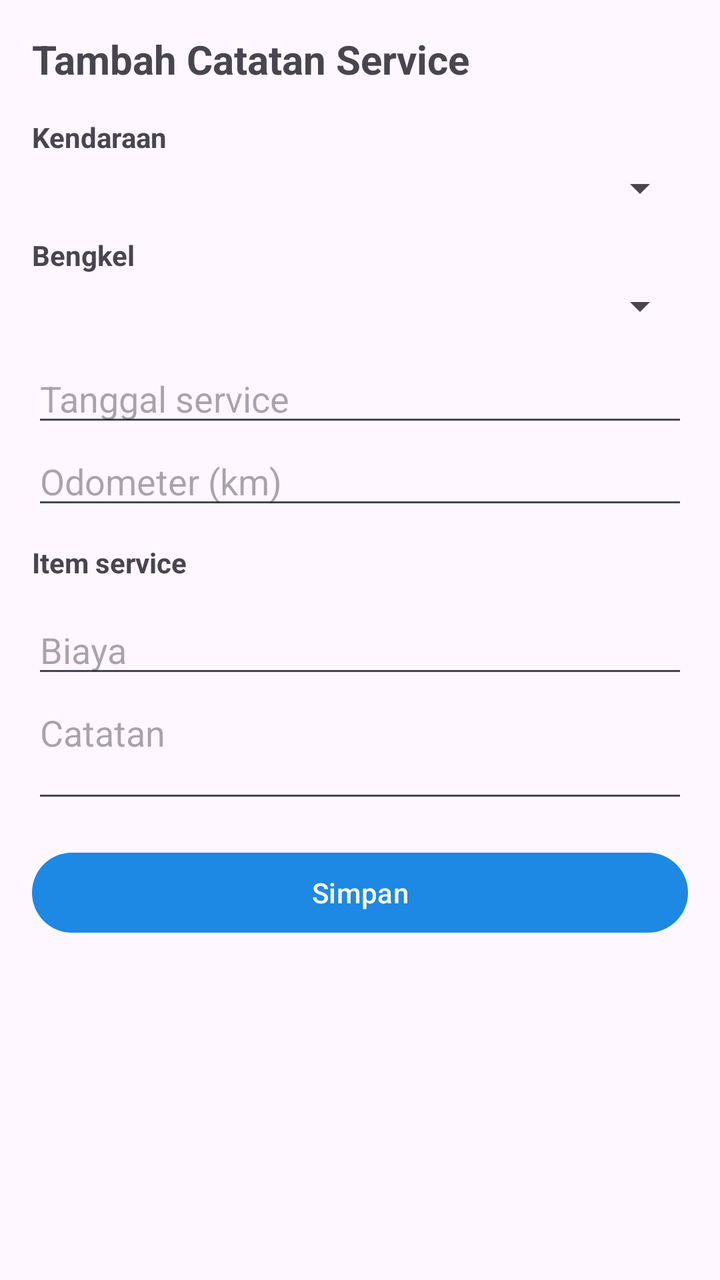
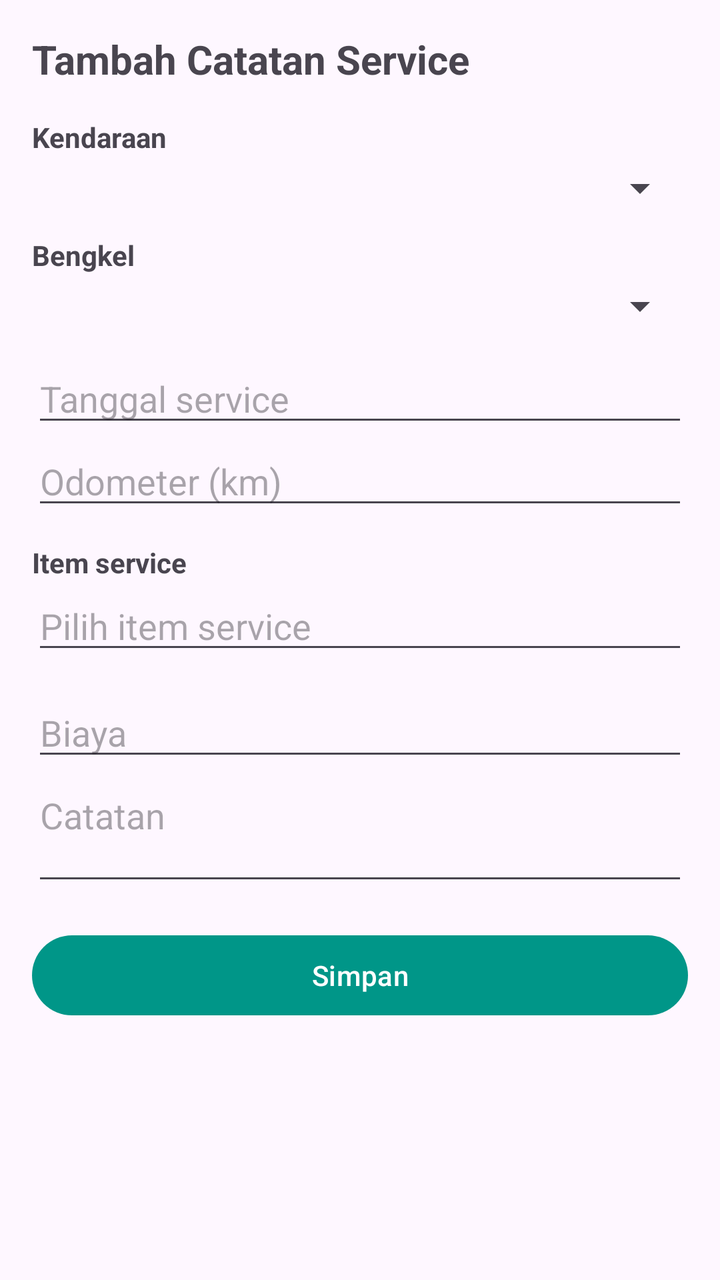

The first picture is an Android layout as it rendered before a commit; the second is the same layout after the commit. The layout source and the unified diff follow.
<!-- AndroidManifest.xml: application theme Theme.OtoMemo -->
<!-- res/layout/activity_form.xml -->
<?xml version="1.0" encoding="utf-8"?>
<ScrollView xmlns:android="http://schemas.android.com/apk/res/android"
    android:layout_width="match_parent"
    android:layout_height="match_parent"
    android:fillViewport="true">

    <LinearLayout
        android:layout_width="match_parent"
        android:layout_height="wrap_content"
        android:orientation="vertical"
        android:padding="16dp">

        <TextView
            android:id="@+id/textFormTitle"
            android:layout_width="match_parent"
            android:layout_height="wrap_content"
            android:layout_marginBottom="16dp"
            android:text="Tambah Catatan Service"
            android:textSize="20sp"
            android:textStyle="bold" />

        <TextView
            android:layout_width="match_parent"
            android:layout_height="wrap_content"
            android:text="Kendaraan"
            android:textStyle="bold" />

        <Spinner
            android:id="@+id/spinnerVehicle"
            android:layout_width="match_parent"
            android:layout_height="wrap_content"
            android:layout_marginTop="4dp" />

        <TextView
            android:id="@+id/textNoVehicle"
            android:layout_width="match_parent"
            android:layout_height="wrap_content"
            android:text="Belum ada kendaraan. Tambahkan dulu lewat menu Kendaraan."
            android:textColor="#C62828"
            android:textSize="12sp"
            android:visibility="gone" />

        <TextView
            android:layout_width="match_parent"
            android:layout_height="wrap_content"
            android:layout_marginTop="12dp"
            android:text="Bengkel"
            android:textStyle="bold" />

        <Spinner
            android:id="@+id/spinnerWorkshop"
            android:layout_width="match_parent"
            android:layout_height="wrap_content"
            android:layout_marginTop="4dp" />

        <EditText
            android:id="@+id/inputDate"
            android:layout_width="match_parent"
            android:layout_height="wrap_content"
            android:layout_marginTop="12dp"
            android:focusable="false"
            android:hint="Tanggal service"
            android:inputType="none" />

        <EditText
            android:id="@+id/inputOdometer"
            android:layout_width="match_parent"
            android:layout_height="wrap_content"
            android:hint="Odometer (km)"
            android:inputType="number" />

        <TextView
            android:layout_width="match_parent"
            android:layout_height="wrap_content"
            android:layout_marginTop="12dp"
            android:text="Item service"
            android:textStyle="bold" />

        <LinearLayout
            android:id="@+id/checkContainer"
            android:layout_width="match_parent"
            android:layout_height="wrap_content"
            android:orientation="vertical" />

        <TextView
            android:id="@+id/textNoItem"
            android:layout_width="match_parent"
            android:layout_height="wrap_content"
            android:text="Belum ada item service. Tambahkan dulu lewat menu Item."
            android:textColor="#C62828"
            android:textSize="12sp"
            android:visibility="gone" />

        <EditText
            android:id="@+id/inputCost"
            android:layout_width="match_parent"
            android:layout_height="wrap_content"
            android:layout_marginTop="12dp"
            android:hint="Biaya"
            android:inputType="number" />

        <EditText
            android:id="@+id/inputNotes"
            android:layout_width="match_parent"
            android:layout_height="wrap_content"
            android:gravity="top"
            android:hint="Catatan"
            android:inputType="textMultiLine"
            android:minLines="2" />

        <Button
            android:id="@+id/buttonSave"
            android:layout_width="match_parent"
            android:layout_height="wrap_content"
            android:layout_marginTop="16dp"
            android:text="@string/save" />
    </LinearLayout>
</ScrollView>
<!-- resources referenced by this layout -->
<resources>
  <string name="save">Simpan</string>
  <style name="Theme.OtoMemo" parent="Theme.Material3.Light.NoActionBar">
          <item name="colorPrimary">@color/primary</item>
          <item name="android:statusBarColor">@color/primaryDark</item>
      </style>
  <color name="primary">#1E88E5</color>
  <color name="primaryDark">#1565C0</color>
</resources>

<!-- the commit's change to res/layout/activity_form.xml (unified diff, before → after) -->
@@ -76,20 +76,13 @@
             android:text="Item service"
             android:textStyle="bold" />
 
-        <LinearLayout
-            android:id="@+id/checkContainer"
+        <EditText
+            android:id="@+id/inputItems"
             android:layout_width="match_parent"
             android:layout_height="wrap_content"
-            android:orientation="vertical" />
-
-        <TextView
-            android:id="@+id/textNoItem"
-            android:layout_width="match_parent"
-            android:layout_height="wrap_content"
-            android:text="Belum ada item service. Tambahkan dulu lewat menu Item."
-            android:textColor="#C62828"
-            android:textSize="12sp"
-            android:visibility="gone" />
+            android:focusable="false"
+            android:hint="Pilih item service"
+            android:inputType="none" />
 
         <EditText
             android:id="@+id/inputCost"
<!-- resource entries referenced after the edit -->
@@ -5,7 +5,7 @@
           <item name="colorPrimary">@color/primary</item>
           <item name="android:statusBarColor">@color/primaryDark</item>
       </style>
-  <color name="primary">#1E88E5</color>
-  <color name="primaryDark">#1565C0</color>
+  <color name="primary">#009688</color>
+  <color name="primaryDark">#00796B</color>
 </resources>
 
